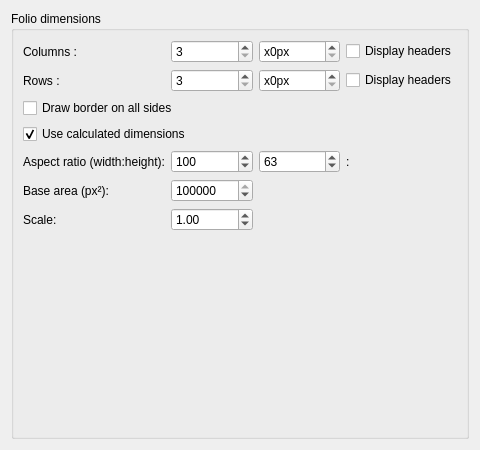
This is sources/ui/borderpropertieswidget.ui in EmilOsvoll/qelectrotech-source-mirror as Qt 5 draws it before an edit. The edited form follows.
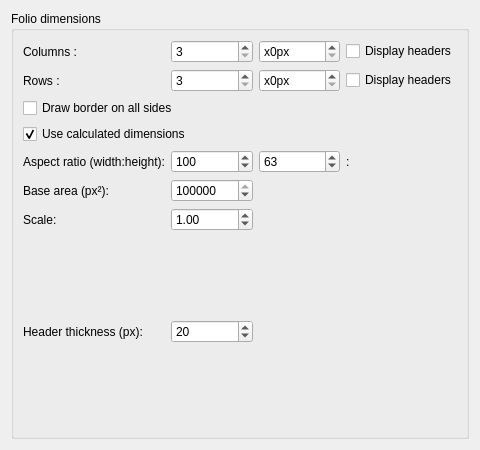
This is the edited form.

Commit message: add parameter under folio dimensions to adjust header cell width/height

Patch:
```diff
--- a/sources/ui/borderpropertieswidget.ui
+++ b/sources/ui/borderpropertieswidget.ui
@@ -212,6 +212,32 @@
         </property>
        </widget>
       </item>
+      <item row="7" column="0">
+       <widget class="QLabel" name="label_header_thickness">
+        <property name="text">
+         <string>Header thickness (px):</string>
+        </property>
+       </widget>
+      </item>
+      <item row="7" column="1">
+       <widget class="QDoubleSpinBox" name="m_header_thickness_sp">
+        <property name="decimals">
+         <number>0</number>
+        </property>
+        <property name="minimum">
+         <double>5.000000000000000</double>
+        </property>
+        <property name="maximum">
+         <double>200.000000000000000</double>
+        </property>
+        <property name="singleStep">
+         <double>1.000000000000000</double>
+        </property>
+        <property name="value">
+         <double>20.000000000000000</double>
+        </property>
+       </widget>
+      </item>
       <item row="7" column="1">
        <spacer name="verticalSpacer">
         <property name="orientation">
```
Left out of the diff: 1 changed line with no effect on the pictures. The commit also changes 5 other files.
